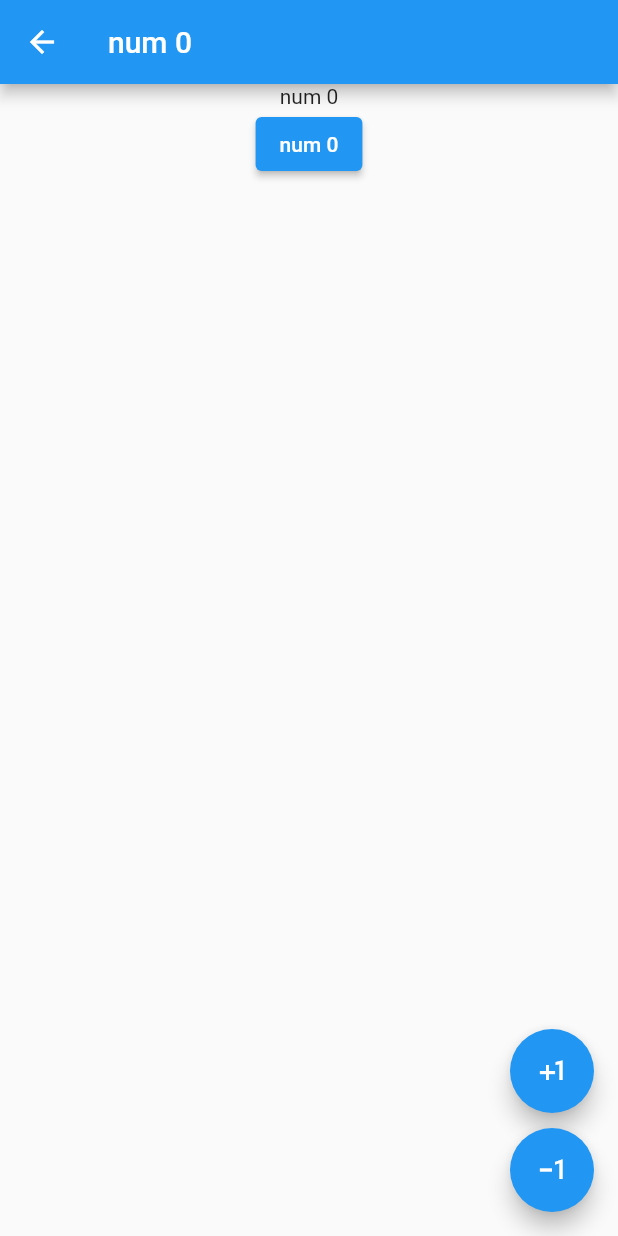
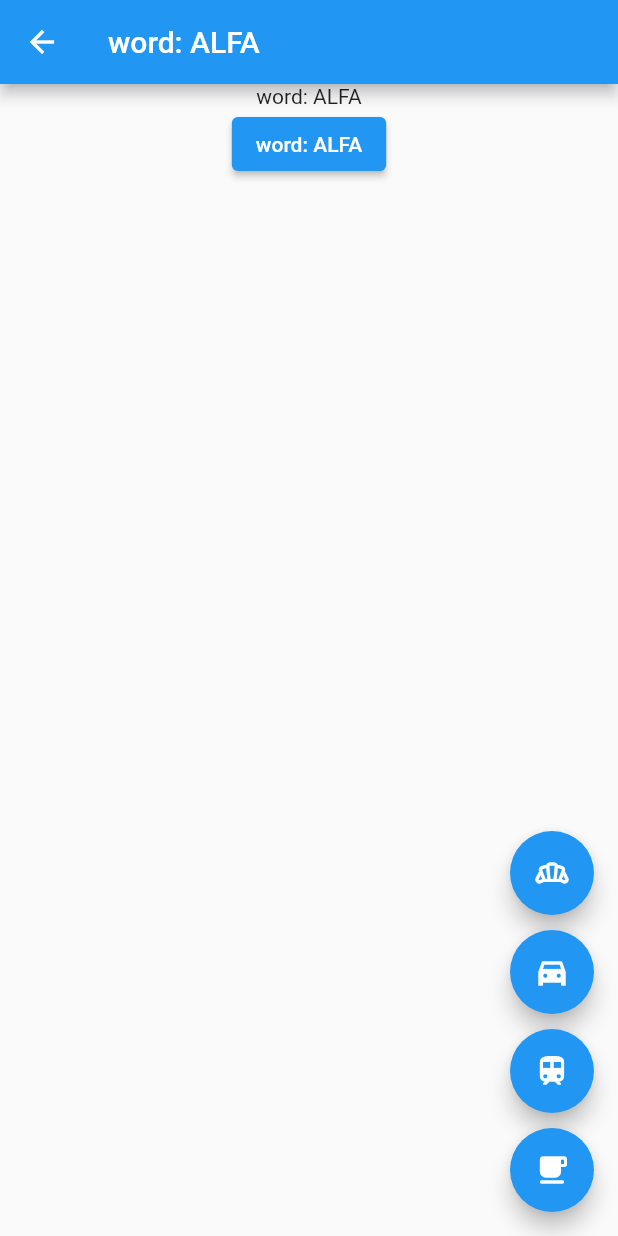
Before and after one commit to OrlandoAlPe/Provider_Fttr, a Flutter app: the screen it shows after launch, on a phone screen of 412 x 824 dp. Run offline on Flutter 3.47's test engine with Material 2 defaults, Android fonts, the phone set to English and light mode, and no system bars.

Commit message:
Provider changes
Changed the provider content to use words instead of numbers.
Added a few buttons into the main screen floating action buttons column.

```diff
--- a/prueba/lib/FloatingButtons.dart
+++ b/prueba/lib/FloatingButtons.dart
@@ -13,20 +13,36 @@ class MainButtons extends StatelessWidget {
       children: [
         FloatingActionButton(
           onPressed: () {
-            Provider.of<Num>(context, listen: false)
-                .changeNum(1);
+            Provider.of<Word>(context, listen: false).changeNum('Croissant');
           },
-          child: Icon(Icons.plus_one),
+          child: Icon(Icons.bakery_dining_outlined),
         ),
         SizedBox(
           height: 10,
         ),
         FloatingActionButton(
           onPressed: () {
-            Provider.of<Num>(context, listen: false)
-                .changeNum(2);
+            Provider.of<Word>(context, listen: false).changeNum('Car');
           },
-          child: Icon(Icons.exposure_minus_1),
+          child: Icon(Icons.directions_car_filled_sharp),
+        ),
+        SizedBox(
+          height: 10,
+        ),
+        FloatingActionButton(
+          onPressed: () {
+            Provider.of<Word>(context, listen: false).changeNum('Train');
+          },
+          child: Icon(Icons.train),
+        ),
+        SizedBox(
+          height: 10,
+        ),
+        FloatingActionButton(
+          onPressed: () {
+            Provider.of<Word>(context, listen: false).changeNum('Coffe');
+          },
+          child: Icon(Icons.free_breakfast_rounded),
         )
       ],
     );
--- a/prueba/lib/body.dart
+++ b/prueba/lib/body.dart
@@ -13,14 +13,14 @@ class Body extends StatelessWidget {
         child: Column(
           children: [
             Text(
-              'num ' + Provider.of<Num>(context).num.toString(),
+              'word: ' + Provider.of<Word>(context).word,
             ),
             ElevatedButton(
               onPressed: () => {
                 Navigator.of(context).pushNamed('/sec'),
               },
               child: Text(
-                'num ' + Provider.of<Num>(context).num.toString(),
+                'word: ' + Provider.of<Word>(context).word,
               ),
             ),
           ],
--- a/prueba/lib/home.dart
+++ b/prueba/lib/home.dart
@@ -11,7 +11,7 @@ class Home extends StatelessWidget {
   Widget build(BuildContext context) {
     return Scaffold(
       appBar: AppBar(
-        title: Text('num ' + Provider.of<Num>(context).num.toString()),
+        title: Text('word: ' + Provider.of<Word>(context).word),
       ),
       body: Body(),
       floatingActionButton: MainButtons(),
--- a/prueba/lib/main.dart
+++ b/prueba/lib/main.dart
@@ -13,7 +13,7 @@ class MyApp extends StatelessWidget {
   @override
   Widget build(BuildContext context) {
     return ChangeNotifierProvider(
-      create: (_)=> Num(),
+      create: (_)=> Word(),
       child: MaterialApp(
           title: 'Flutter Demo',
           theme: ThemeData(
--- a/prueba/lib/providers/myNum.dart
+++ b/prueba/lib/providers/myNum.dart
@@ -1,10 +1,10 @@
 import 'package:flutter/material.dart';
 
-class Num with ChangeNotifier {
-  int num = 0;
+class Word with ChangeNotifier {
+  String word = 'ALFA';
 
-  void changeNum(int newNum) {
-    num = newNum;
+  void changeNum(String newWord) {
+    word = newWord;
     notifyListeners();
   }
 }
--- a/prueba/lib/secbody.dart
+++ b/prueba/lib/secbody.dart
@@ -15,7 +15,7 @@ class _SecBodyState extends State<SecBody> {
   Widget build(BuildContext context) {
     return (Center(
       child: Text(
-        'num ' + Provider.of<Num>(context).num.toString(),
+        'word: ' + Provider.of<Word>(context).word,
       ),
     ));
   }
--- a/prueba/lib/second.dart
+++ b/prueba/lib/second.dart
@@ -1,5 +1,8 @@
 import 'package:flutter/material.dart';
+import 'package:provider/provider.dart';
+import 'package:prueba/providers/myNum.dart';
 import 'package:prueba/secbody.dart';
+import 'package:prueba/providers/myNum.dart';
 
 class Second extends StatelessWidget {
   const Second({Key? key}) : super(key: key);
@@ -8,7 +11,7 @@ class Second extends StatelessWidget {
   Widget build(BuildContext context) {
     return Scaffold(
       appBar: AppBar(
-        title: Text('Second'),
+        title: Text('Word : ' + Provider.of<Word>(context).word),
       ),
       body:SecBody()
     );
```
